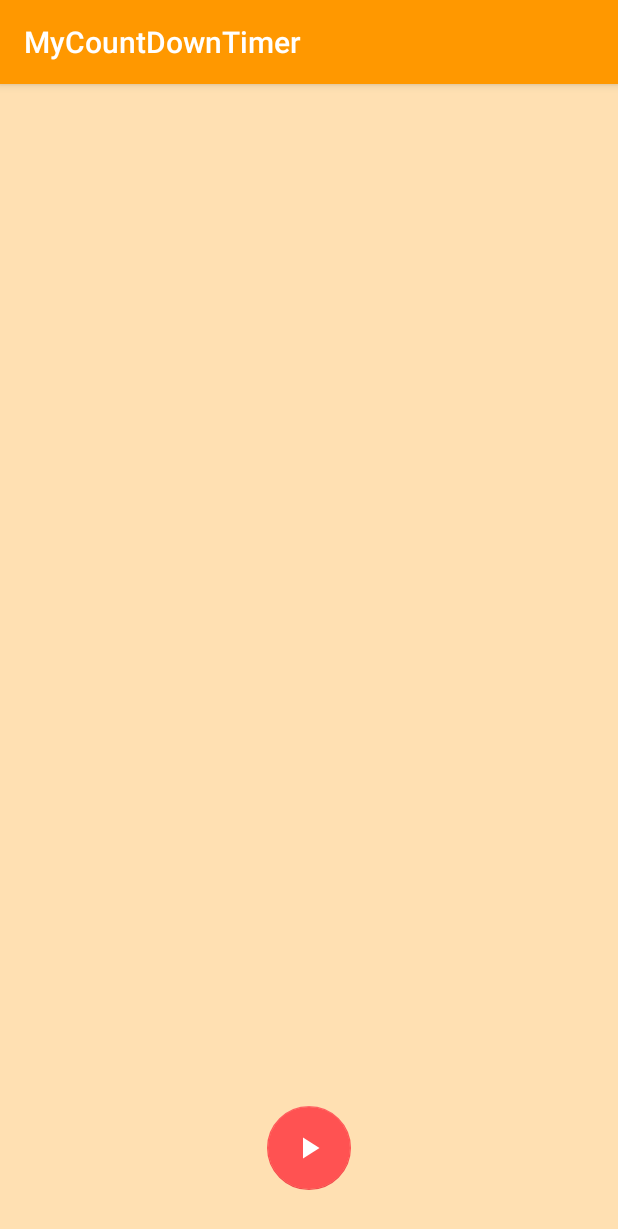
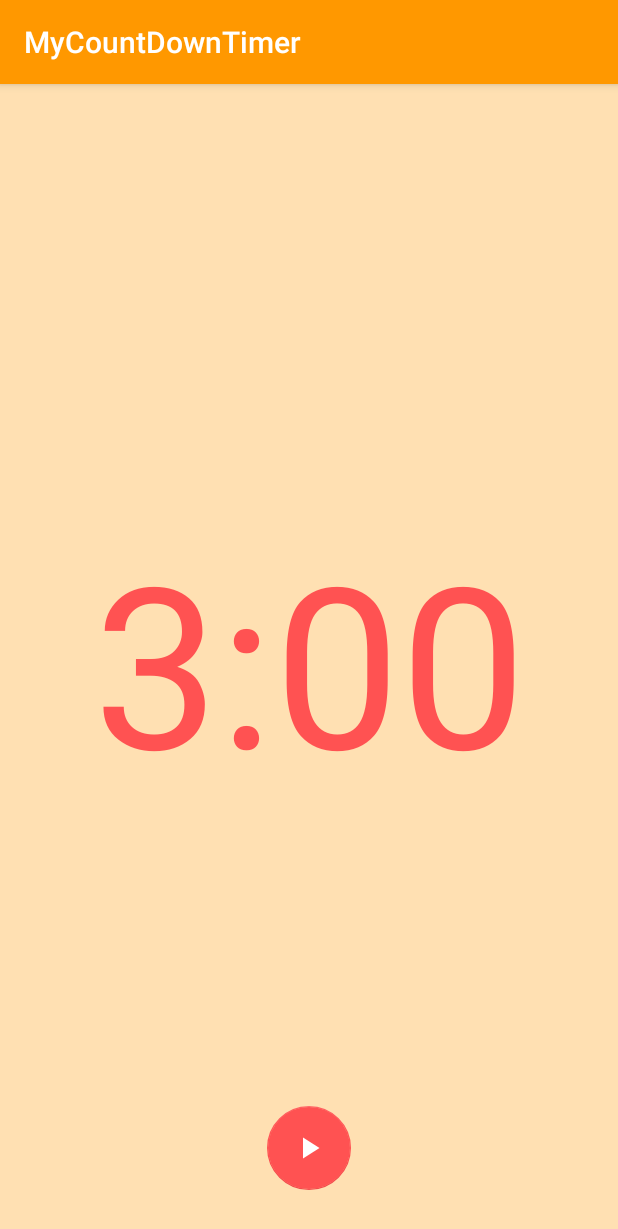
Before and after one commit to ehu-151/MyCountDownTimer, an Android app: the screen it shows after launch (MainActivity), on a phone screen of 412 x 824 dp. Shown: the top 1229 px of the screen. Run offline under Robolectric (Android 15) with nearby library versions, the phone set to English and light mode, and no system bars.

Commit message:
タイマーを実装

```diff
--- a/app/src/main/java/com/example/ehu/mycountdowntimer/MainActivity.java
+++ b/app/src/main/java/com/example/ehu/mycountdowntimer/MainActivity.java
@@ -1,13 +1,67 @@
 package com.example.ehu.mycountdowntimer;
 
+import android.os.CountDownTimer;
+import android.support.design.widget.FloatingActionButton;
 import android.support.v7.app.AppCompatActivity;
 import android.os.Bundle;
+import android.view.View;
+import android.widget.TextView;
 
 public class MainActivity extends AppCompatActivity {
+
+    TextView mTimerText;
+    MyCountDownTimer mTimer;
+    FloatingActionButton mFab;
+
+    public class MyCountDownTimer extends CountDownTimer {
+        public boolean isRunning = false;
+
+        public MyCountDownTimer(long millisInFuture, long countDownInterval) {
+            super(millisInFuture, countDownInterval);
+        }
+
+        @Override
+        public void onTick(long millisUnitFinished) {
+            //1秒ごとにタイマービューを反映させる
+            long minute = millisUnitFinished / 1000 / 60;
+            long secound = millisUnitFinished / 1000 % 60;
+            mTimerText.setText(String.format("%1d:%2$02d", minute, secound));
+        }
+
+        @Override
+        public void onFinish() {
+            //Timer終了時に「0:00」にセット
+            mTimerText.setText("0:00");
+        }
+    }
 
     @Override
     protected void onCreate(Bundle savedInstanceState) {
         super.onCreate(savedInstanceState);
         setContentView(R.layout.activity_main);
+
+        //タイマーの初期設定
+        mTimerText = (TextView) findViewById(R.id.timer_text);
+        mTimerText.setText("3:00");
+        mTimer = new MyCountDownTimer(3 * 60 * 1000, 100);
+
+        //再生・停止ボタンの挙動
+        mFab = (FloatingActionButton) findViewById(R.id.play_stop);
+        mFab.setOnClickListener(new View.OnClickListener() {
+            @Override
+            public void onClick(View view) {
+                if (mTimer.isRunning) {
+                    mTimer.isRunning = false;
+                    mTimer.cancel();
+                    mFab.setImageResource(R.drawable.ic_play_arrow_black_24dp);
+                } else {
+                    mTimer.isRunning = true;
+                    mTimer.start();
+                    mFab.setImageResource(R.drawable.ic_stop_black_24dp);
+                }
+            }
+        });
     }
+
+
 }
```
Also changed, not shown: 1 other file.
